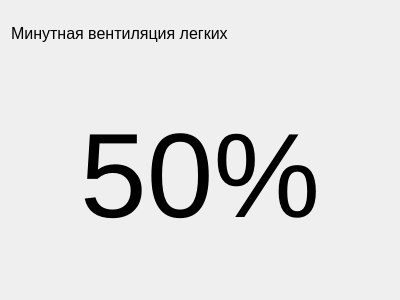
This is tsvolsignalwidget.ui in AmurSU/TSProject as Qt 5 draws it before an edit. The edited form follows.
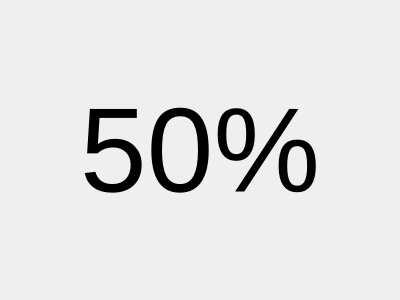
This is the edited form.

What changed in the file:
```diff
--- a/tsvolsignalwidget.ui
+++ b/tsvolsignalwidget.ui
@@ -13,19 +13,7 @@
   <property name="windowTitle">
    <string>Form</string>
   </property>
-  <layout class="QVBoxLayout" name="verticalLayout" stretch="1,5">
-   <item>
-    <widget class="QLabel" name="label">
-     <property name="font">
-      <font>
-       <pointsize>12</pointsize>
-      </font>
-     </property>
-     <property name="text">
-      <string>Минутная вентиляция легких</string>
-     </property>
-    </widget>
-   </item>
+  <layout class="QVBoxLayout" name="verticalLayout" stretch="5">
    <item>
     <widget class="QLabel" name="MVL">
      <property name="font">
```
Left out of the diff: 2 changed lines with no effect on the pictures.
